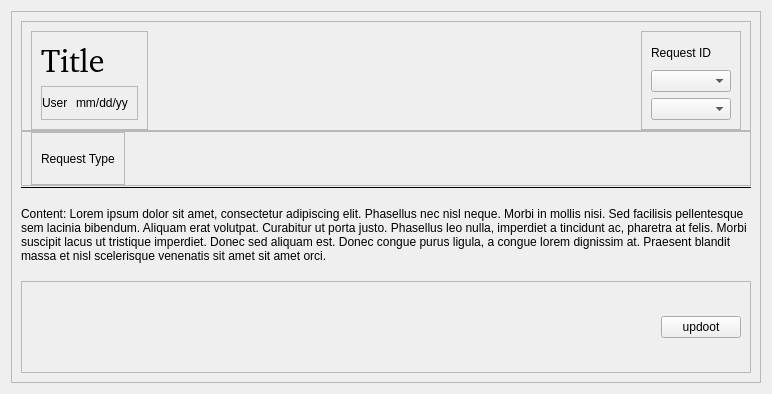
First picture: the form in ui/request_template.ui, repository TransparentGlass/Merlin-s-Lamp--Request-Manager, before the edit.
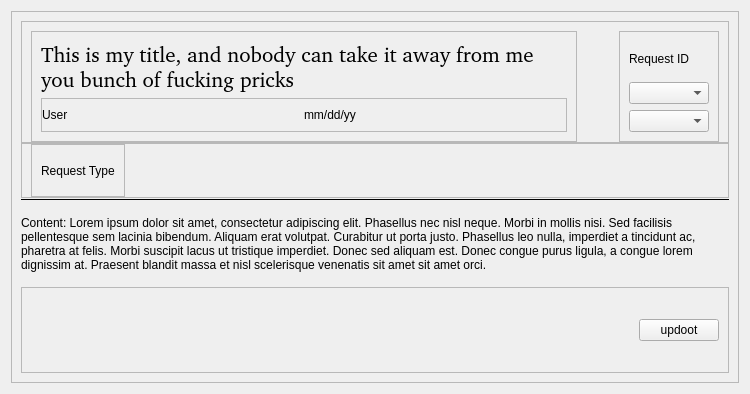
Second picture: the form after the edit. Icons and pictures are not drawn.

Commit message: feature and refactor: put files on seperate files for back-end and front-end. Add fetch requests and fetch username for back-end

What changed in the file:
```diff
--- a/ui/request_template.ui
+++ b/ui/request_template.ui
@@ -6,7 +6,7 @@
    <rect>
     <x>0</x>
     <y>0</y>
-    <width>772</width>
+    <width>750</width>
     <height>394</height>
    </rect>
   </property>
@@ -58,6 +58,12 @@
          </property>
          <item>
           <widget class="QFrame" name="frame_28">
+           <property name="sizePolicy">
+            <sizepolicy hsizetype="Expanding" vsizetype="Preferred">
+             <horstretch>0</horstretch>
+             <verstretch>0</verstretch>
+            </sizepolicy>
+           </property>
            <property name="minimumSize">
             <size>
              <width>0</width>
@@ -73,21 +79,33 @@
            <layout class="QVBoxLayout" name="verticalLayout_29">
             <item>
              <widget class="QLabel" name="label_request_title">
+              <property name="sizePolicy">
+               <sizepolicy hsizetype="Expanding" vsizetype="Preferred">
+                <horstretch>0</horstretch>
+                <verstretch>0</verstretch>
+               </sizepolicy>
+              </property>
               <property name="font">
                <font>
                 <family>:/font/font/Playfair_Display/PlayfairDisplay-VariableFont_wght.ttf</family>
-                <pointsize>24</pointsize>
+                <pointsize>16</pointsize>
                </font>
               </property>
               <property name="styleSheet">
                <string notr="true">font-family: url(:/font/font/Playfair_Display/PlayfairDisplay-VariableFont_wght.ttf)</string>
               </property>
               <property name="text">
-               <string>Title</string>
+               <string notr="true">This is my title, and nobody can take it away from me you bunch of fucking pricks</string>
+              </property>
+              <property name="scaledContents">
+               <bool>false</bool>
               </property>
               <property name="alignment">
                <set>Qt::AlignmentFlag::AlignLeading|Qt::AlignmentFlag::AlignLeft|Qt::AlignmentFlag::AlignTop</set>
               </property>
+              <property name="wordWrap">
+               <bool>true</bool>
+              </property>
              </widget>
             </item>
             <item>
@@ -107,6 +125,12 @@
                </property>
                <item>
                 <widget class="QLabel" name="label_request_user">
+                 <property name="sizePolicy">
+                  <sizepolicy hsizetype="Preferred" vsizetype="Preferred">
+                   <horstretch>0</horstretch>
+                   <verstretch>0</verstretch>
+                  </sizepolicy>
+                 </property>
                  <property name="text">
                   <string>User</string>
                  </property>
@@ -134,7 +158,7 @@
             <enum>Qt::Orientation::Horizontal</enum>
            </property>
            <property name="sizeType">
-            <enum>QSizePolicy::Policy::MinimumExpanding</enum>
+            <enum>QSizePolicy::Policy::Ignored</enum>
            </property>
            <property name="sizeHint" stdset="0">
             <size>
@@ -148,7 +172,7 @@
           <widget class="QFrame" name="frame_13">
            <property name="minimumSize">
             <size>
-             <width>60</width>
+             <width>90</width>
              <height>0</height>
             </size>
            </property>
```
Left out of the diff: 2 changed lines with no effect on the pictures. The commit also changes 10 other files.
